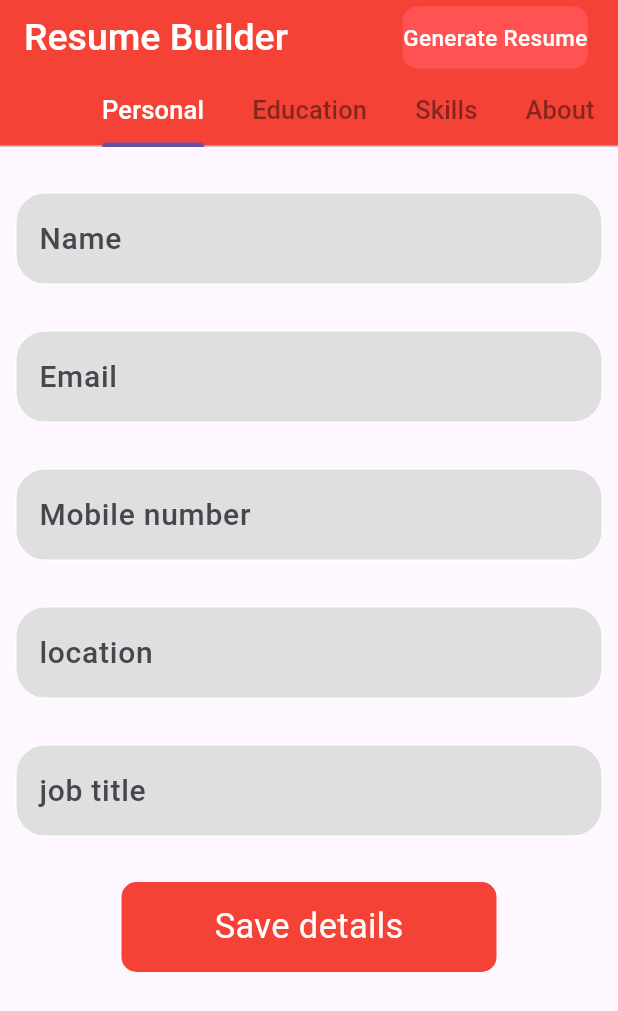
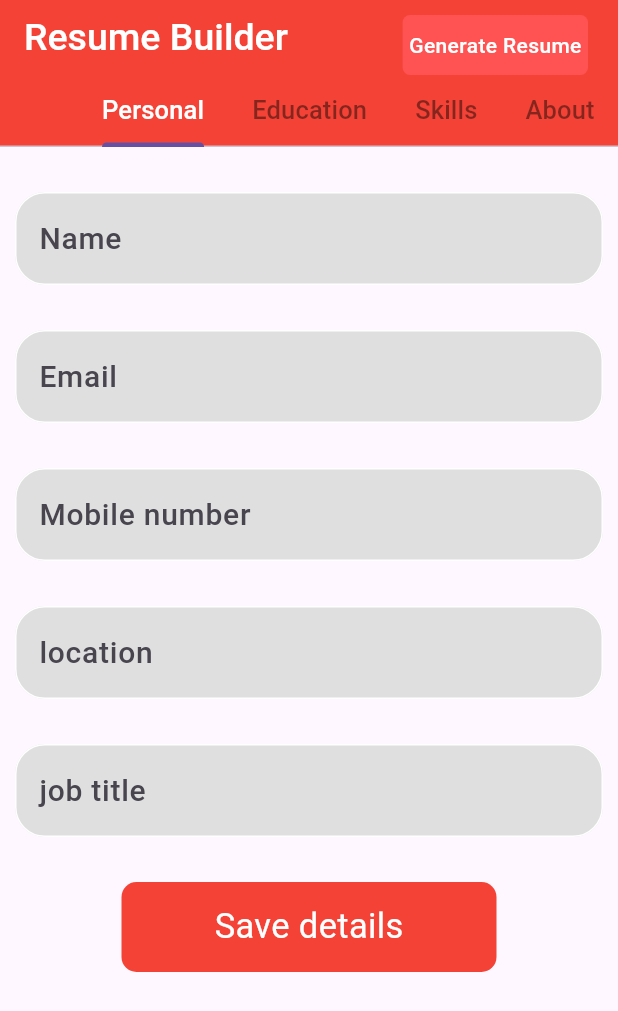
Before and after one commit to MauryaAayush/resume, a Flutter app: the screen it shows after launch, on a phone screen of 412 x 824 dp. Shown: the top 1011 px of the screen. Run offline on Flutter 3.47's test engine with Material 3 defaults, Android fonts, the phone set to English and light mode, and no system bars; our stand-ins replace contained_tab_bar_view.

Commit message:
Radhey radhey

```diff
--- a/lib/utils/views/MainScreen.dart
+++ b/lib/utils/views/MainScreen.dart
@@ -55,17 +55,19 @@ class _MainScreenState extends State<MainScreen> {
                     setState(() {});
                   },
                   child: Container(
+                    margin: EdgeInsets.fromLTRB(0, 10, 0, 0),
                     alignment: Alignment.center,
                     height: height * 0.05,
                     width: width * 0.3,
                     decoration: BoxDecoration(
                         color:  Colors.redAccent,
-                        borderRadius: BorderRadius.circular(10)),
+                        borderRadius: BorderRadius.circular(5)),
+
                     child: Text(
                       'Generate Resume',
                       style: TextStyle(
                           color: Colors.white,
-                          fontSize: 15,
+                          fontSize: 14,
                           fontWeight: FontWeight.w500),
                     ),
                   ),
```
